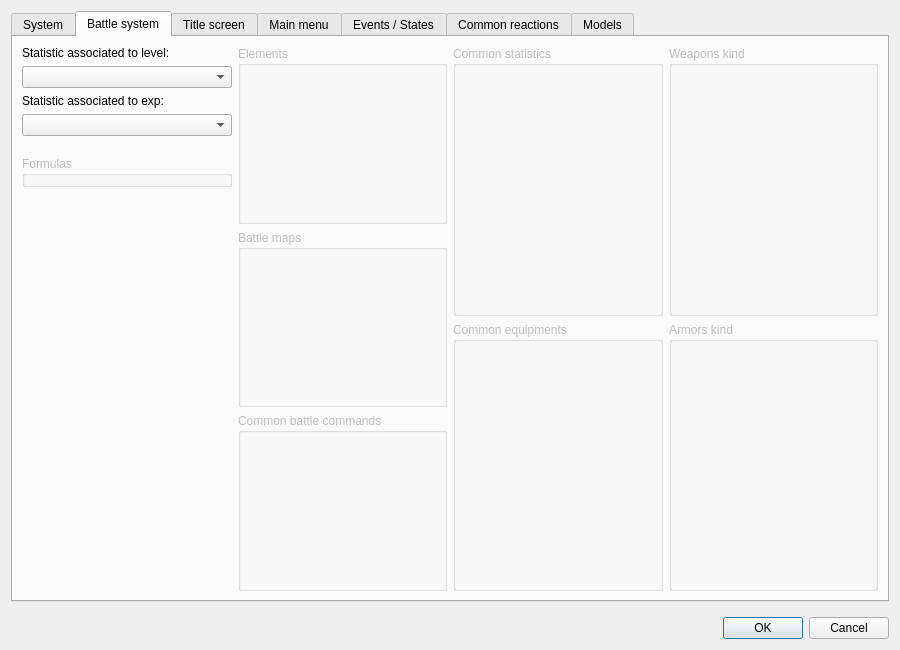
First picture: the form in Engine/Dialogs/dialogsystems.ui, repository RPG-Paper-Maker/RPG-Paper-Maker, before the edit.
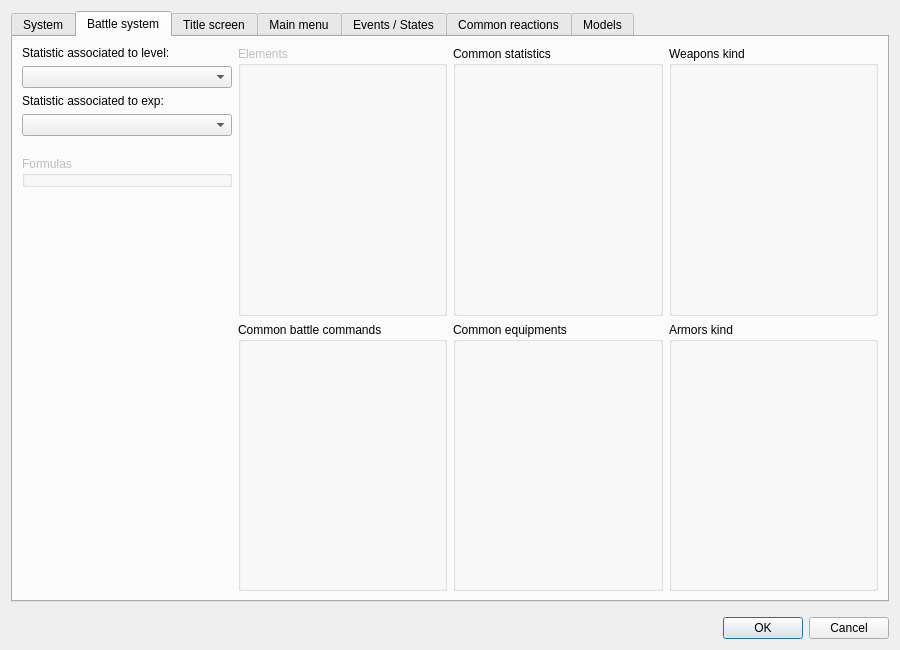
Second picture: the form after the edit. The open tabs and pages were chosen to show the change. Custom widgets are drawn as their Qt base class.

Commit message: [E][G] Battle system datas (statistics)

Patch:
```diff
--- a/Engine/Dialogs/dialogsystems.ui
+++ b/Engine/Dialogs/dialogsystems.ui
@@ -499,7 +499,7 @@
             </layout>
            </item>
            <item>
-            <layout class="QVBoxLayout" name="verticalLayout_31" stretch="1,1,1">
+            <layout class="QVBoxLayout" name="verticalLayout_31" stretch="1,1">
              <item>
               <widget class="QGroupBox" name="groupBox_22">
                <property name="enabled">
@@ -519,35 +519,10 @@
                </layout>
               </widget>
              </item>
-             <item>
-              <widget class="QGroupBox" name="groupBox_28">
-               <property name="enabled">
-                <bool>false</bool>
-               </property>
-               <property name="minimumSize">
-                <size>
-                 <width>0</width>
-                 <height>0</height>
-                </size>
-               </property>
-               <property name="title">
-                <string>Battle maps</string>
-               </property>
-               <layout class="QGridLayout" name="gridLayout_36">
-                <item row="0" column="0">
-                 <widget class="PanelSuperList" name="panelSuperListBattleMaps" native="true">
-                  <property name="enabled">
-                   <bool>false</bool>
-                  </property>
-                 </widget>
-                </item>
-               </layout>
-              </widget>
-             </item>
              <item>
               <widget class="QGroupBox" name="groupBox_23">
                <property name="enabled">
-                <bool>false</bool>
+                <bool>true</bool>
                </property>
                <property name="title">
                 <string>Common battle commands</string>
@@ -556,7 +531,7 @@
                 <item row="0" column="0">
                  <widget class="PanelSuperList" name="panelSuperListCommonBattleCommands" native="true">
                   <property name="enabled">
-                   <bool>false</bool>
+                   <bool>true</bool>
                   </property>
                  </widget>
                 </item>
@@ -570,7 +545,7 @@
              <item>
               <widget class="QGroupBox" name="groupBox_24">
                <property name="enabled">
-                <bool>false</bool>
+                <bool>true</bool>
                </property>
                <property name="title">
                 <string>Common statistics</string>
@@ -589,7 +564,7 @@
              <item>
               <widget class="QGroupBox" name="groupBox_25">
                <property name="enabled">
-                <bool>false</bool>
+                <bool>true</bool>
                </property>
                <property name="minimumSize">
                 <size>
@@ -618,7 +593,7 @@
              <item>
               <widget class="QGroupBox" name="groupBox_26">
                <property name="enabled">
-                <bool>false</bool>
+                <bool>true</bool>
                </property>
                <property name="title">
                 <string>Weapons kind</string>
@@ -637,7 +612,7 @@
              <item>
               <widget class="QGroupBox" name="groupBox_27">
                <property name="enabled">
-                <bool>false</bool>
+                <bool>true</bool>
                </property>
                <property name="title">
                 <string>Armors kind</string>
```
Left out of the diff: 10 changed lines with no effect on the pictures. The commit also changes 26 other files.
